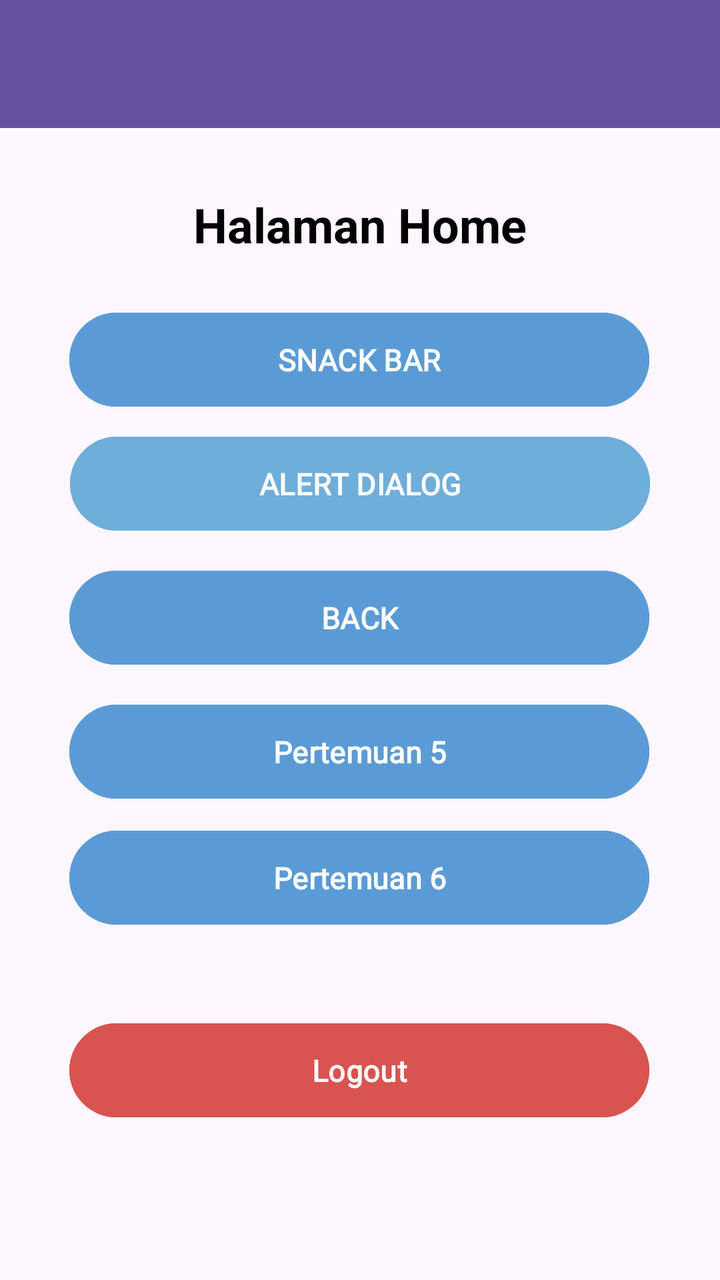
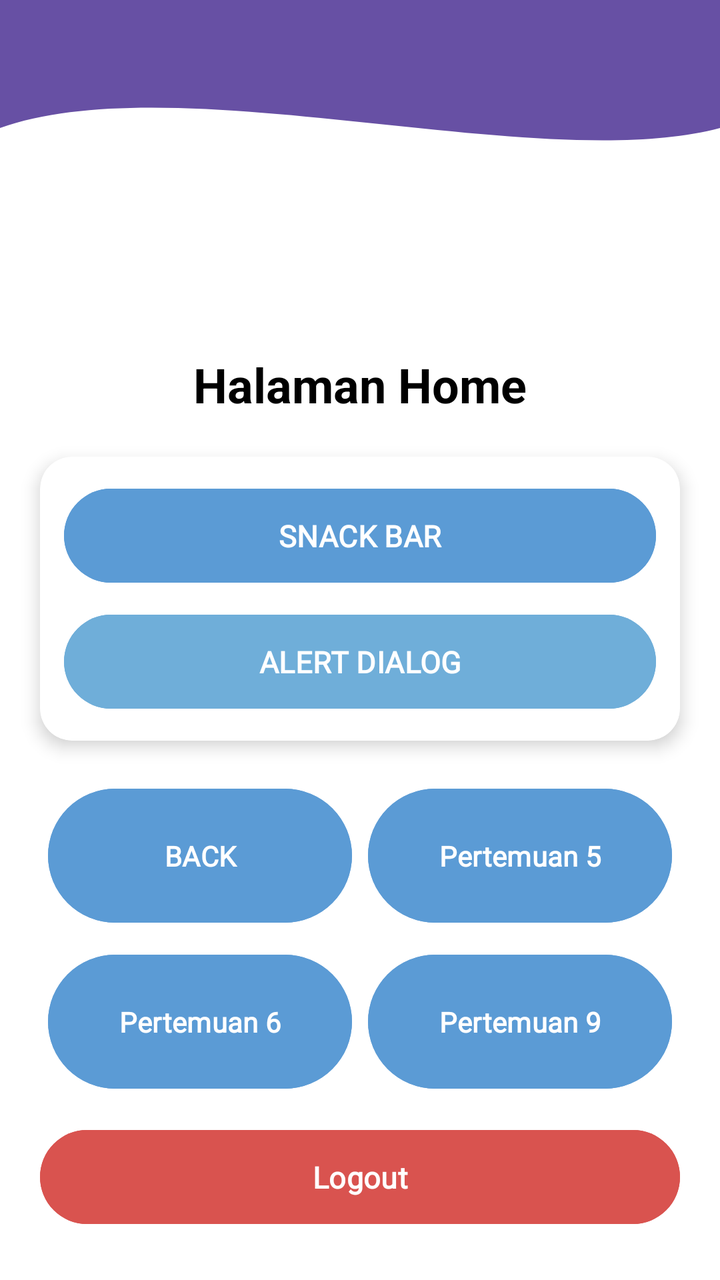

An Android layout rendered at two revisions. The XML below is the earlier revision; the diff shows what the commit changed to produce the second picture.
<!-- AndroidManifest.xml: application theme Theme.Adityadfn_TIB -->
<!-- res/layout/fragment_home.xml -->
<?xml version="1.0" encoding="utf-8"?>
<androidx.constraintlayout.widget.ConstraintLayout
    xmlns:android="http://schemas.android.com/apk/res/android"
    xmlns:tools="http://schemas.android.com/tools"
    android:layout_width="match_parent"
    android:layout_height="match_parent"
    xmlns:app="http://schemas.android.com/apk/res-auto"
    tools:context=".Home.HomeFragment">

    <androidx.appcompat.widget.Toolbar
        android:id="@+id/toolbar"
        android:layout_width="0dp"
        android:layout_height="?attr/actionBarSize"
        android:background="?attr/colorPrimary"
        app:titleTextColor="@android:color/white"
        app:layout_constraintEnd_toEndOf="parent"
        app:layout_constraintStart_toStartOf="parent"
        app:layout_constraintTop_toTopOf="parent" />


    <TextView
        android:id="@+id/textView"
        android:layout_width="wrap_content"
        android:layout_height="wrap_content"
        android:layout_gravity="center"
        android:layout_marginTop="32dp"
        android:text="Halaman Home"
        android:textColor="#000000"
        android:textSize="24sp"
        android:textStyle="bold"
        app:layout_constraintEnd_toEndOf="parent"
        app:layout_constraintStart_toStartOf="parent"
        app:layout_constraintTop_toBottomOf="@+id/toolbar" />

    <Button
        android:id="@+id/snackbtn"
        android:layout_width="290dp"
        android:layout_height="55dp"
        android:layout_marginTop="24dp"
        android:backgroundTint="@color/blue_primary"
        android:fontFamily="@font/archivo"
        android:text="SNACK BAR"
        android:textColor="@color/white"
        android:textSize="15sp"
        android:textStyle="bold"
        app:layout_constraintEnd_toEndOf="parent"
        app:layout_constraintHorizontal_bias="0.495"
        app:layout_constraintStart_toStartOf="parent"
        app:layout_constraintTop_toBottomOf="@+id/textView" />

    <Button
            android:id="@+id/alertbtn"
            android:layout_width="290dp"
            android:layout_height="55dp"
            android:layout_marginTop="7dp"
            android:backgroundTint="@color/blue_medium"
            android:fontFamily="@font/archivo"
            android:text="ALERT DIALOG"
            android:textColor="@color/white"
            android:textSize="15sp"
            android:textStyle="bold"
            app:layout_constraintEnd_toEndOf="parent"
            app:layout_constraintStart_toStartOf="parent"
            app:layout_constraintTop_toBottomOf="@id/snackbtn" />

    <Button
        android:id="@+id/backbtn"
        android:layout_width="290dp"
        android:layout_height="55dp"
        android:layout_marginTop="12dp"
        android:backgroundTint="@color/blue_primary"
        android:fontFamily="@font/archivo"
        android:text="BACK"
        android:textColor="@color/white"
        android:textSize="15sp"
        android:textStyle="bold"
        app:layout_constraintEnd_toEndOf="parent"
        app:layout_constraintHorizontal_bias="0.495"
        app:layout_constraintStart_toStartOf="parent"
        app:layout_constraintTop_toBottomOf="@+id/alertbtn" />

    <Button
        android:id="@+id/pertemuan5btn"
        android:layout_width="290dp"
        android:layout_height="55dp"
        android:layout_marginTop="12dp"
        android:backgroundTint="@color/blue_primary"
        android:fontFamily="@font/archivo"
        android:text="Pertemuan 5"
        android:textColor="@color/white"
        android:textSize="15sp"
        android:textStyle="bold"
        app:layout_constraintEnd_toEndOf="parent"
        app:layout_constraintHorizontal_bias="0.495"
        app:layout_constraintStart_toStartOf="parent"
        app:layout_constraintTop_toBottomOf="@+id/backbtn" />

    <Button
        android:id="@+id/pertemuan6btn"
        android:layout_width="290dp"
        android:layout_height="55dp"
        android:layout_marginTop="8dp"
        android:backgroundTint="@color/blue_primary"
        android:fontFamily="@font/archivo"
        android:text="Pertemuan 6"
        android:textColor="@color/white"
        android:textSize="15sp"
        android:textStyle="bold"
        app:layout_constraintEnd_toEndOf="parent"
        app:layout_constraintHorizontal_bias="0.495"
        app:layout_constraintStart_toStartOf="parent"
        app:layout_constraintTop_toBottomOf="@+id/pertemuan5btn" />

    <Button
        android:id="@+id/logoutbtn"
        android:layout_width="290dp"
        android:layout_height="55dp"
        android:backgroundTint="@color/Red"
        android:fontFamily="@font/archivo"
        android:text="Logout"
        android:textColor="@color/white"
        android:textSize="15sp"
        android:textStyle="bold"
        app:layout_constraintBottom_toBottomOf="parent"
        app:layout_constraintEnd_toEndOf="parent"
        app:layout_constraintHorizontal_bias="0.495"
        app:layout_constraintStart_toStartOf="parent"
        app:layout_constraintTop_toBottomOf="@+id/pertemuan6btn"
        app:layout_constraintVertical_bias="0.348" />

</androidx.constraintlayout.widget.ConstraintLayout>
<!-- resources referenced by this layout -->
<resources>
  <color name="Red">#D9534F</color>
  <color name="blue_medium">#6FAED9</color>
  <color name="blue_primary">#5B9BD5</color>
  <color name="white">#FFFFFFFF</color>
  <style name="Theme.Adityadfn_TIB" parent="Base.Theme.Adityadfn_TIB" />
  <style name="Base.Theme.Adityadfn_TIB" parent="Theme.Material3.DayNight.NoActionBar">
          
          
      </style>
</resources>

<!-- the commit's change to res/layout/fragment_home.xml (unified diff, before → after) -->
@@ -1,120 +1,173 @@
 <?xml version="1.0" encoding="utf-8"?>
 <androidx.constraintlayout.widget.ConstraintLayout
     xmlns:android="http://schemas.android.com/apk/res/android"
+    xmlns:app="http://schemas.android.com/apk/res-auto"
     xmlns:tools="http://schemas.android.com/tools"
     android:layout_width="match_parent"
     android:layout_height="match_parent"
-    xmlns:app="http://schemas.android.com/apk/res-auto"
+    android:background="@android:color/white"
     tools:context=".Home.HomeFragment">
 
+    
+    <View
+        android:id="@+id/background_header"
+        android:layout_width="0dp"
+        android:layout_height="160dp"
+        android:background="@drawable/bg_header_wave"
+        app:layout_constraintTop_toTopOf="parent"
+        app:layout_constraintStart_toStartOf="parent"
+        app:layout_constraintEnd_toEndOf="parent" />
+
+    
     <androidx.appcompat.widget.Toolbar
         android:id="@+id/toolbar"
         android:layout_width="0dp"
         android:layout_height="?attr/actionBarSize"
-        android:background="?attr/colorPrimary"
+        android:background="@android:color/transparent"
+        android:elevation="0dp"
+        app:title=""
         app:titleTextColor="@android:color/white"
-        app:layout_constraintEnd_toEndOf="parent"
+        app:contentInsetStartWithNavigation="0dp"
+        app:layout_constraintTop_toTopOf="parent"
         app:layout_constraintStart_toStartOf="parent"
-        app:layout_constraintTop_toTopOf="parent" />
+        app:layout_constraintEnd_toEndOf="parent" />
 
-
+    
     <TextView
         android:id="@+id/textView"
         android:layout_width="wrap_content"
         android:layout_height="wrap_content"
-        android:layout_gravity="center"
-        android:layout_marginTop="32dp"
+        android:layout_marginTop="16dp"
         android:text="Halaman Home"
         android:textColor="#000000"
         android:textSize="24sp"
         android:textStyle="bold"
-        app:layout_constraintEnd_toEndOf="parent"
+        app:layout_constraintTop_toBottomOf="@id/background_header"
         app:layout_constraintStart_toStartOf="parent"
-        app:layout_constraintTop_toBottomOf="@+id/toolbar" />
+        app:layout_constraintEnd_toEndOf="parent" />
 
-    <Button
-        android:id="@+id/snackbtn"
-        android:layout_width="290dp"
-        android:layout_height="55dp"
-        android:layout_marginTop="24dp"
-        android:backgroundTint="@color/blue_primary"
-        android:fontFamily="@font/archivo"
-        android:text="SNACK BAR"
-        android:textColor="@color/white"
-        android:textSize="15sp"
-        android:textStyle="bold"
-        app:layout_constraintEnd_toEndOf="parent"
-        app:layout_constraintHorizontal_bias="0.495"
+    
+    <androidx.cardview.widget.CardView
+        android:id="@+id/actionCard"
+        android:layout_width="0dp"
+        android:layout_height="wrap_content"
+        android:layout_marginStart="20dp"
+        android:layout_marginTop="20dp"
+        android:layout_marginEnd="20dp"
+        app:cardBackgroundColor="@android:color/white"
+        app:cardCornerRadius="16dp"
+        app:cardElevation="5dp"
+        app:contentPadding="12dp"
+        app:layout_constraintTop_toBottomOf="@id/textView"
         app:layout_constraintStart_toStartOf="parent"
-        app:layout_constraintTop_toBottomOf="@+id/textView" />
+        app:layout_constraintEnd_toEndOf="parent">
 
-    <Button
-            android:id="@+id/alertbtn"
-            android:layout_width="290dp"
-            android:layout_height="55dp"
-            android:layout_marginTop="7dp"
-            android:backgroundTint="@color/blue_medium"
+        <LinearLayout
+            android:layout_width="match_parent"
+            android:layout_height="wrap_content"
+            android:orientation="vertical">
+
+            <Button
+                android:id="@+id/snackbtn"
+                android:layout_width="match_parent"
+                android:layout_height="55dp"
+                android:backgroundTint="@color/blue_primary"
+                android:fontFamily="@font/archivo"
+                android:text="SNACK BAR"
+                android:textColor="@color/white"
+                android:textSize="15sp"
+                android:textStyle="bold" />
+
+            <Button
+                android:id="@+id/alertbtn"
+                android:layout_width="match_parent"
+                android:layout_height="55dp"
+                android:layout_marginTop="8dp"
+                android:backgroundTint="@color/blue_medium"
+                android:fontFamily="@font/archivo"
+                android:text="ALERT DIALOG"
+                android:textColor="@color/white"
+                android:textSize="15sp"
+                android:textStyle="bold" />
+
+        </LinearLayout>
+
+    </androidx.cardview.widget.CardView>
+
+    
+    <GridLayout
+        android:id="@+id/homeGrid"
+        android:layout_width="0dp"
+        android:layout_height="wrap_content"
+        android:layout_marginStart="20dp"
+        android:layout_marginTop="16dp"
+        android:layout_marginEnd="20dp"
+        android:columnCount="2"
+        android:rowCount="2"
+        android:alignmentMode="alignMargins"
+        android:useDefaultMargins="true"
+        app:layout_constraintTop_toBottomOf="@id/actionCard"
+        app:layout_constraintStart_toStartOf="parent"
+        app:layout_constraintEnd_toEndOf="parent">
+
+        <Button
+            android:id="@+id/backbtn"
+            android:layout_width="0dp"
+            android:layout_height="75dp"
+            android:layout_columnWeight="1"
+            android:backgroundTint="@color/blue_primary"
             android:fontFamily="@font/archivo"
-            android:text="ALERT DIALOG"
+            android:text="BACK"
             android:textColor="@color/white"
-            android:textSize="15sp"
-            android:textStyle="bold"
-            app:layout_constraintEnd_toEndOf="parent"
-            app:layout_constraintStart_toStartOf="parent"
-            app:layout_constraintTop_toBottomOf="@id/snackbtn" />
+            android:textSize="14sp"
+            android:textStyle="bold" />
 
-    <Button
-        android:id="@+id/backbtn"
-        android:layout_width="290dp"
-        android:layout_height="55dp"
-        android:layout_marginTop="12dp"
-        android:backgroundTint="@color/blue_primary"
-        android:fontFamily="@font/archivo"
-        android:text="BACK"
-        android:textColor="@color/white"
-        android:textSize="15sp"
-        android:textStyle="bold"
-        app:layout_constraintEnd_toEndOf="parent"
-        app:layout_constraintHorizontal_bias="0.495"
-        app:layout_constraintStart_toStartOf="parent"
-        app:layout_constraintTop_toBottomOf="@+id/alertbtn" />
+        <Button
+            android:id="@+id/pertemuan5btn"
+            android:layout_width="0dp"
+            android:layout_height="75dp"
+            android:layout_columnWeight="1"
+            android:backgroundTint="@color/blue_primary"
+            android:fontFamily="@font/archivo"
+            android:text="Pertemuan 5"
+            android:textColor="@color/white"
+            android:textSize="14sp"
+            android:textStyle="bold" />
 
-    <Button
-        android:id="@+id/pertemuan5btn"
-        android:layout_width="290dp"
-        android:layout_height="55dp"
-        android:layout_marginTop="12dp"
-        android:backgroundTint="@color/blue_primary"
-        android:fontFamily="@font/archivo"
-        android:text="Pertemuan 5"
-        android:textColor="@color/white"
-        android:textSize="15sp"
-        android:textStyle="bold"
-        app:layout_constraintEnd_toEndOf="parent"
-        app:layout_constraintHorizontal_bias="0.495"
-        app:layout_constraintStart_toStartOf="parent"
-        app:layout_constraintTop_toBottomOf="@+id/backbtn" />
+        <Button
+            android:id="@+id/pertemuan6btn"
+            android:layout_width="0dp"
+            android:layout_height="75dp"
+            android:layout_columnWeight="1"
+            android:backgroundTint="@color/blue_primary"
+            android:fontFamily="@font/archivo"
+            android:text="Pertemuan 6"
+            android:textColor="@color/white"
+            android:textSize="14sp"
+            android:textStyle="bold" />
 
-    <Button
-        android:id="@+id/pertemuan6btn"
-        android:layout_width="290dp"
-        android:layout_height="55dp"
-        android:layout_marginTop="8dp"
-        android:backgroundTint="@color/blue_primary"
-        android:fontFamily="@font/archivo"
-        android:text="Pertemuan 6"
-        android:textColor="@color/white"
-        android:textSize="15sp"
-        android:textStyle="bold"
-        app:layout_constraintEnd_toEndOf="parent"
-        app:layout_constraintHorizontal_bias="0.495"
-        app:layout_constraintStart_toStartOf="parent"
-        app:layout_constraintTop_toBottomOf="@+id/pertemuan5btn" />
+        <Button
+            android:id="@+id/btnToNinth"
+            android:layout_width="0dp"
+            android:layout_height="75dp"
+            android:layout_columnWeight="1"
+            android:backgroundTint="@color/blue_primary"
+            android:fontFamily="@font/archivo"
+            android:text="Pertemuan 9"
+            android:textColor="@color/white"
+            android:textSize="14sp"
+            android:textStyle="bold" />
 
+    </GridLayout>
+
+    
     <Button
         android:id="@+id/logoutbtn"
-        android:layout_width="290dp"
+        android:layout_width="0dp"
         android:layout_height="55dp"
+        android:layout_marginStart="20dp"
+        android:layout_marginEnd="20dp"
+        android:layout_marginBottom="24dp"
         android:backgroundTint="@color/Red"
         android:fontFamily="@font/archivo"
         android:text="Logout"
@@ -122,10 +175,7 @@
         android:textSize="15sp"
         android:textStyle="bold"
         app:layout_constraintBottom_toBottomOf="parent"
-        app:layout_constraintEnd_toEndOf="parent"
-        app:layout_constraintHorizontal_bias="0.495"
         app:layout_constraintStart_toStartOf="parent"
-        app:layout_constraintTop_toBottomOf="@+id/pertemuan6btn"
-        app:layout_constraintVertical_bias="0.348" />
+        app:layout_constraintEnd_toEndOf="parent" />
 
 </androidx.constraintlayout.widget.ConstraintLayout>
<!-- resource entries referenced after the edit -->
@@ -4,6 +4,17 @@
   <color name="blue_medium">#6FAED9</color>
   <color name="blue_primary">#5B9BD5</color>
   <color name="white">#FFFFFFFF</color>
+  <!-- drawable bg_header_wave (drawable) -->
+  <?xml version="1.0" encoding="utf-8"?>
+  <vector xmlns:android="http://schemas.android.com/apk/res/android"
+      android:width="100dp"
+      android:height="100dp"
+      android:viewportWidth="100"
+      android:viewportHeight="100">
+      <path
+          android:fillColor="?attr/colorPrimary"
+          android:pathData="M0,0 L100,0 L100,40 C75,55 25,20 0,40 Z" />
+  </vector>
   <style name="Theme.Adityadfn_TIB" parent="Base.Theme.Adityadfn_TIB" />
   <style name="Base.Theme.Adityadfn_TIB" parent="Theme.Material3.DayNight.NoActionBar">
           
